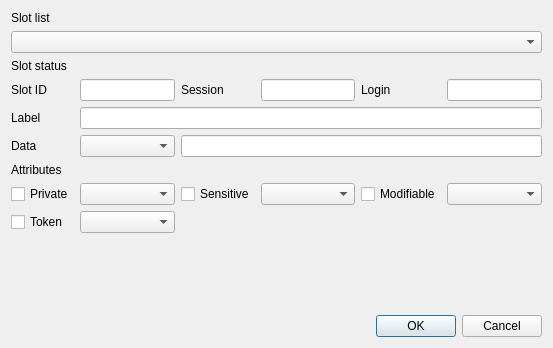
Above: CryptokiMan/create_data_dlg.ui from jykim74/CryptokiMan before the change. Below: the same form after it.
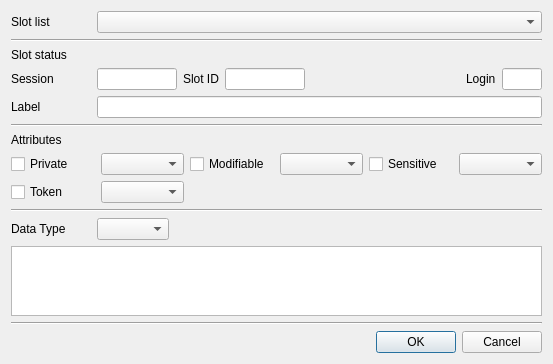
That is the form after the change.

Diff of the .ui file:
```diff
--- a/CryptokiMan/create_data_dlg.ui
+++ b/CryptokiMan/create_data_dlg.ui
@@ -7,129 +7,271 @@
     <x>0</x>
     <y>0</y>
     <width>553</width>
-    <height>348</height>
+    <height>362</height>
    </rect>
   </property>
   <property name="windowTitle">
    <string>Create data</string>
   </property>
-  <layout class="QGridLayout" name="gridLayout">
-   <item row="3" column="4">
-    <widget class="QLabel" name="label_8">
-     <property name="text">
-      <string>Login</string>
+  <layout class="QVBoxLayout" name="verticalLayout">
+   <item>
+    <layout class="QGridLayout" name="gridLayout">
+     <property name="topMargin">
+      <number>0</number>
      </property>
-    </widget>
+     <item row="0" column="0">
+      <widget class="QLabel" name="label">
+       <property name="minimumSize">
+        <size>
+         <width>80</width>
+         <height>0</height>
+        </size>
+       </property>
+       <property name="text">
+        <string>Slot list</string>
+       </property>
+      </widget>
+     </item>
+     <item row="0" column="1">
+      <widget class="QComboBox" name="mSlotsCombo">
+       <property name="sizePolicy">
+        <sizepolicy hsizetype="Preferred" vsizetype="Fixed">
+         <horstretch>1</horstretch>
+         <verstretch>0</verstretch>
+        </sizepolicy>
+       </property>
+      </widget>
+     </item>
+    </layout>
    </item>
-   <item row="8" column="0">
-    <widget class="QCheckBox" name="mTokenCheck">
-     <property name="text">
-      <string notr="true">Token</string>
+   <item>
+    <widget class="Line" name="line">
+     <property name="orientation">
+      <enum>Qt::Horizontal</enum>
      </property>
     </widget>
    </item>
-   <item row="5" column="0">
-    <widget class="QLabel" name="label_5">
-     <property name="text">
-      <string>Data</string>
-     </property>
-    </widget>
-   </item>
-   <item row="3" column="0">
-    <widget class="QLabel" name="label_3">
-     <property name="text">
-      <string>Slot ID</string>
-     </property>
-    </widget>
-   </item>
-   <item row="3" column="3">
-    <widget class="QLineEdit" name="mSessionText"/>
-   </item>
-   <item row="0" column="0">
-    <widget class="QLabel" name="label">
-     <property name="text">
-      <string>Slot list</string>
-     </property>
-    </widget>
-   </item>
-   <item row="3" column="5">
-    <widget class="QLineEdit" name="mLoginText"/>
-   </item>
-   <item row="2" column="0">
+   <item>
     <widget class="QLabel" name="label_2">
      <property name="text">
       <string>Slot status</string>
      </property>
     </widget>
    </item>
-   <item row="3" column="1">
-    <widget class="QLineEdit" name="mSlotIDText"/>
-   </item>
-   <item row="3" column="2">
-    <widget class="QLabel" name="label_7">
-     <property name="text">
-      <string>Session</string>
+   <item>
+    <layout class="QGridLayout" name="gridLayout_2">
+     <property name="topMargin">
+      <number>0</number>
      </property>
-    </widget>
+     <item row="0" column="2">
+      <widget class="QLabel" name="label_3">
+       <property name="text">
+        <string>Slot ID</string>
+       </property>
+      </widget>
+     </item>
+     <item row="0" column="1">
+      <widget class="QLineEdit" name="mSessionText">
+       <property name="maximumSize">
+        <size>
+         <width>80</width>
+         <height>16777215</height>
+        </size>
+       </property>
+      </widget>
+     </item>
+     <item row="0" column="6">
+      <widget class="QLineEdit" name="mLoginText">
+       <property name="minimumSize">
+        <size>
+         <width>40</width>
+         <height>0</height>
+        </size>
+       </property>
+       <property name="maximumSize">
+        <size>
+         <width>40</width>
+         <height>16777215</height>
+        </size>
+       </property>
+      </widget>
+     </item>
+     <item row="0" column="3">
+      <widget class="QLineEdit" name="mSlotIDText">
+       <property name="maximumSize">
+        <size>
+         <width>80</width>
+         <height>16777215</height>
+        </size>
+       </property>
+      </widget>
+     </item>
+     <item row="0" column="0">
+      <widget class="QLabel" name="label_7">
+       <property name="minimumSize">
+        <size>
+         <width>80</width>
+         <height>0</height>
+        </size>
+       </property>
+       <property name="text">
+        <string>Session</string>
+       </property>
+      </widget>
+     </item>
+     <item row="0" column="5">
+      <widget class="QLabel" name="label_8">
+       <property name="text">
+        <string>Login</string>
+       </property>
+      </widget>
+     </item>
+     <item row="0" column="4">
+      <spacer name="horizontalSpacer">
+       <property name="orientation">
+        <enum>Qt::Horizontal</enum>
+       </property>
+       <property name="sizeHint" stdset="0">
+        <size>
+         <width>40</width>
+         <height>20</height>
+        </size>
+       </property>
+      </spacer>
+     </item>
+    </layout>
    </item>
-   <item row="7" column="2">
-    <widget class="QCheckBox" name="mSensitiveCheck">
-     <property name="text">
-      <string notr="true">Sensitive</string>
+   <item>
+    <layout class="QGridLayout" name="gridLayout_3">
+     <property name="topMargin">
+      <number>0</number>
      </property>
-    </widget>
+     <item row="0" column="0">
+      <widget class="QLabel" name="label_4">
+       <property name="minimumSize">
+        <size>
+         <width>80</width>
+         <height>0</height>
+        </size>
+       </property>
+       <property name="text">
+        <string>Label</string>
+       </property>
+      </widget>
+     </item>
+     <item row="0" column="1">
+      <widget class="QLineEdit" name="mLabelText"/>
+     </item>
+    </layout>
    </item>
-   <item row="10" column="3" colspan="3">
-    <widget class="QDialogButtonBox" name="buttonBox">
+   <item>
+    <widget class="Line" name="line_2">
      <property name="orientation">
       <enum>Qt::Horizontal</enum>
      </property>
-     <property name="standardButtons">
-      <set>QDialogButtonBox::Cancel|QDialogButtonBox::Ok</set>
-     </property>
     </widget>
    </item>
-   <item row="7" column="3">
-    <widget class="QComboBox" name="mSensitiveCombo"/>
-   </item>
-   <item row="7" column="5">
-    <widget class="QComboBox" name="mModifiableCombo"/>
-   </item>
-   <item row="6" column="0">
+   <item>
     <widget class="QLabel" name="label_6">
      <property name="text">
       <string>Attributes</string>
      </property>
     </widget>
    </item>
-   <item row="7" column="1">
-    <widget class="QComboBox" name="mPrivateCombo"/>
-   </item>
-   <item row="7" column="4">
-    <widget class="QCheckBox" name="mModifiableCheck">
-     <property name="text">
-      <string notr="true">Modifiable</string>
+   <item>
+    <layout class="QGridLayout" name="gridLayout_5">
+     <property name="topMargin">
+      <number>0</number>
      </property>
-    </widget>
+     <item row="0" column="0">
+      <widget class="QCheckBox" name="mPrivateCheck">
+       <property name="text">
+        <string notr="true">Private</string>
+       </property>
+      </widget>
+     </item>
+     <item row="0" column="5">
+      <widget class="QComboBox" name="mSensitiveCombo"/>
+     </item>
+     <item row="0" column="1">
+      <widget class="QComboBox" name="mPrivateCombo"/>
+     </item>
+     <item row="0" column="4">
+      <widget class="QCheckBox" name="mSensitiveCheck">
+       <property name="text">
+        <string notr="true">Sensitive</string>
+       </property>
+      </widget>
+     </item>
+     <item row="0" column="3">
+      <widget class="QComboBox" name="mModifiableCombo"/>
+     </item>
+     <item row="0" column="2">
+      <widget class="QCheckBox" name="mModifiableCheck">
+       <property name="text">
+        <string notr="true">Modifiable</string>
+       </property>
+      </widget>
+     </item>
+     <item row="1" column="0">
+      <widget class="QCheckBox" name="mTokenCheck">
+       <property name="text">
+        <string notr="true">Token</string>
+       </property>
+      </widget>
+     </item>
+     <item row="1" column="1">
+      <widget class="QComboBox" name="mTokenCombo"/>
+     </item>
+    </layout>
    </item>
-   <item row="4" column="0">
-    <widget class="QLabel" name="label_4">
-     <property name="text">
-      <string>Label</string>
+   <item>
+    <widget class="Line" name="line_4">
+     <property name="orientation">
+      <enum>Qt::Horizontal</enum>
      </property>
     </widget>
    </item>
-   <item row="7" column="0">
-    <widget class="QCheckBox" name="mPrivateCheck">
-     <property name="text">
-      <string notr="true">Private</string>
+   <item>
+    <layout class="QGridLayout" name="gridLayout_6">
+     <property name="topMargin">
+      <number>0</number>
      </property>
-    </widget>
+     <item row="0" column="0">
+      <widget class="QLabel" name="label_5">
+       <property name="minimumSize">
+        <size>
+         <width>80</width>
+         <height>0</height>
+        </size>
+       </property>
+       <property name="text">
+        <string>Data Type</string>
+       </property>
+      </widget>
+     </item>
+     <item row="0" column="1">
+      <widget class="QComboBox" name="mDataCombo"/>
+     </item>
+     <item row="0" column="2">
+      <spacer name="horizontalSpacer_2">
+       <property name="orientation">
+        <enum>Qt::Horizontal</enum>
+       </property>
+       <property name="sizeHint" stdset="0">
+        <size>
+         <width>40</width>
+         <height>20</height>
+        </size>
+       </property>
+      </spacer>
+     </item>
+    </layout>
    </item>
-   <item row="8" column="1">
-    <widget class="QComboBox" name="mTokenCombo"/>
+   <item>
+    <widget class="QPlainTextEdit" name="mDataText"/>
    </item>
-   <item row="9" column="1">
+   <item>
     <spacer name="verticalSpacer">
      <property name="orientation">
       <enum>Qt::Vertical</enum>
@@ -142,17 +284,22 @@
      </property>
     </spacer>
    </item>
-   <item row="1" column="0" colspan="6">
-    <widget class="QComboBox" name="mSlotsCombo"/>
+   <item>
+    <widget class="Line" name="line_3">
+     <property name="orientation">
+      <enum>Qt::Horizontal</enum>
+     </property>
+    </widget>
    </item>
-   <item row="4" column="1" colspan="5">
-    <widget class="QLineEdit" name="mLabelText"/>
-   </item>
-   <item row="5" column="1">
-    <widget class="QComboBox" name="mDataCombo"/>
-   </item>
-   <item row="5" column="2" colspan="4">
-    <widget class="QLineEdit" name="mDataText"/>
+   <item>
+    <widget class="QDialogButtonBox" name="buttonBox">
+     <property name="orientation">
+      <enum>Qt::Horizontal</enum>
+     </property>
+     <property name="standardButtons">
+      <set>QDialogButtonBox::Cancel|QDialogButtonBox::Ok</set>
+     </property>
+    </widget>
    </item>
   </layout>
  </widget>
```
Left out of the diff: 17 changed lines with no effect on the pictures.
